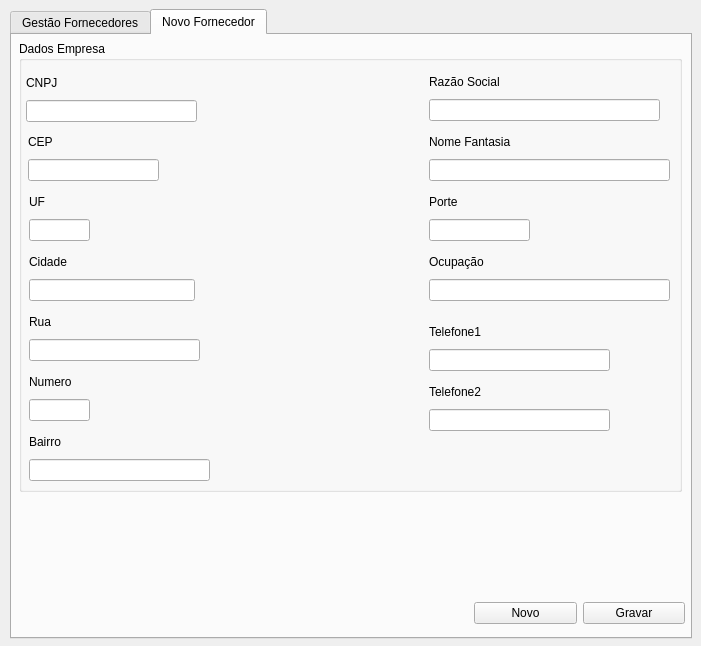
The window that frm_gestaofornecedores.ui (ustop0/TCC) describes before a commit, drawn with Qt 5.
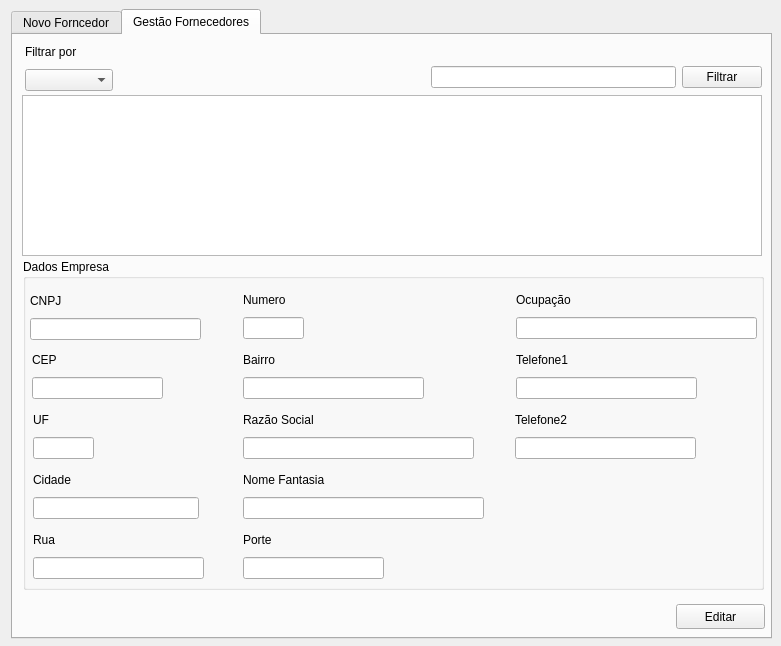
The same window after the commit. The open tabs and pages were chosen to show the change.

Commit message:
Modificação no gestão dos clientes e começo do desenvolvimento da tela de fornecedores
Foi modificada a forma de mostrar os clientes na tela de gestão, porém ainda continua com diversos problemas.
Inicio do desenvolvimento de tela de fornecedores

The edit to the form file:
```diff
--- a/frm_gestaofornecedores.ui
+++ b/frm_gestaofornecedores.ui
@@ -6,7 +6,7 @@
    <rect>
     <x>0</x>
     <y>0</y>
-    <width>701</width>
+    <width>781</width>
     <height>646</height>
    </rect>
   </property>
@@ -16,9 +16,9 @@
   <widget class="QTabWidget" name="tabWidget">
    <property name="geometry">
     <rect>
-     <x>10</x>
+     <x>11</x>
      <y>9</y>
-     <width>682</width>
+     <width>761</width>
      <height>630</height>
     </rect>
    </property>
@@ -27,119 +27,21 @@
    </property>
    <widget class="QWidget" name="tab">
     <attribute name="title">
-     <string>Gestão Fornecedores</string>
+     <string>Novo Forncedor</string>
     </attribute>
-    <widget class="QTableWidget" name="tw_ge_listarFornecedores">
-     <property name="geometry">
-      <rect>
-       <x>9</x>
-       <y>80</y>
-       <width>661</width>
-       <height>481</height>
-      </rect>
-     </property>
-    </widget>
-    <widget class="QPushButton" name="btn_ge_editar">
-     <property name="geometry">
-      <rect>
-       <x>580</x>
-       <y>570</y>
-       <width>89</width>
-       <height>25</height>
-      </rect>
-     </property>
-     <property name="text">
-      <string>Editar</string>
-     </property>
-    </widget>
-    <widget class="QWidget" name="layoutWidget">
-     <property name="geometry">
-      <rect>
-       <x>230</x>
-       <y>23</y>
-       <width>88</width>
-       <height>50</height>
-      </rect>
-     </property>
-     <layout class="QVBoxLayout" name="verticalLayout">
-      <item>
-       <widget class="QLabel" name="label">
-        <property name="text">
-         <string>Filtrar por</string>
-        </property>
-       </widget>
-      </item>
-      <item>
-       <widget class="QComboBox" name="cb_filtro"/>
-      </item>
-     </layout>
-    </widget>
-    <widget class="QWidget" name="layoutWidget">
-     <property name="geometry">
-      <rect>
-       <x>340</x>
-       <y>47</y>
-       <width>331</width>
-       <height>27</height>
-      </rect>
-     </property>
-     <layout class="QHBoxLayout" name="horizontalLayout">
-      <item>
-       <widget class="QLineEdit" name="txt_ge_filtrar"/>
-      </item>
-      <item>
-       <widget class="QPushButton" name="btn_ge_filtrar">
-        <property name="text">
-         <string>Filtrar</string>
-        </property>
-       </widget>
-      </item>
-     </layout>
-    </widget>
-   </widget>
-   <widget class="QWidget" name="tab_2">
-    <attribute name="title">
-     <string>Novo Fornecedor</string>
-    </attribute>
-    <widget class="QWidget" name="layoutWidget_2">
-     <property name="geometry">
-      <rect>
-       <x>462</x>
-       <y>565</y>
-       <width>211</width>
-       <height>27</height>
-      </rect>
-     </property>
-     <layout class="QHBoxLayout" name="horizontalLayout_7">
-      <item>
-       <widget class="QPushButton" name="btn_nv_novo">
-        <property name="text">
-         <string>Novo</string>
-        </property>
-       </widget>
-      </item>
-      <item>
-       <widget class="QPushButton" name="btn_nv_gravar">
-        <property name="text">
-         <string>Gravar</string>
-        </property>
-       </widget>
-      </item>
-     </layout>
-    </widget>
     <widget class="QGroupBox" name="groupBox">
      <property name="geometry">
       <rect>
-       <x>7</x>
-       <y>6</y>
-       <width>663</width>
-       <height>451</height>
+       <x>8</x>
+       <y>10</y>
+       <width>741</width>
+       <height>331</height>
       </rect>
      </property>
      <property name="title">
       <string>Dados Empresa</string>
      </property>
-     <widget class="QWidget" name="layoutWidget">
+     <widget class="QWidget" name="layoutWidget_3">
       <property name="geometry">
        <rect>
         <x>7</x>
@@ -161,11 +63,11 @@
        </item>
       </layout>
      </widget>
-     <widget class="QWidget" name="layoutWidget">
+     <widget class="QWidget" name="layoutWidget_4">
       <property name="geometry">
        <rect>
-        <x>10</x>
-        <y>330</y>
+        <x>220</x>
+        <y>30</y>
         <width>61</width>
         <height>50</height>
        </rect>
@@ -183,7 +85,7 @@
        </item>
       </layout>
      </widget>
-     <widget class="QWidget" name="layoutWidget">
+     <widget class="QWidget" name="layoutWidget_5">
       <property name="geometry">
        <rect>
         <x>10</x>
@@ -205,7 +107,7 @@
        </item>
       </layout>
      </widget>
-     <widget class="QWidget" name="layoutWidget">
+     <widget class="QWidget" name="layoutWidget_6">
       <property name="geometry">
        <rect>
         <x>10</x>
@@ -227,12 +129,12 @@
        </item>
       </layout>
      </widget>
-     <widget class="QWidget" name="layoutWidget">
+     <widget class="QWidget" name="layoutWidget_7">
       <property name="geometry">
        <rect>
-        <x>410</x>
-        <y>150</y>
-        <width>101</width>
+        <x>220</x>
+        <y>270</y>
+        <width>141</width>
         <height>50</height>
        </rect>
       </property>
@@ -249,11 +151,11 @@
        </item>
       </layout>
      </widget>
-     <widget class="QWidget" name="layoutWidget">
+     <widget class="QWidget" name="layoutWidget_8">
       <property name="geometry">
        <rect>
-        <x>410</x>
-        <y>210</y>
+        <x>493</x>
+        <y>30</y>
         <width>241</width>
         <height>50</height>
        </rect>
@@ -271,7 +173,7 @@
        </item>
       </layout>
      </widget>
-     <widget class="QWidget" name="layoutWidget">
+     <widget class="QWidget" name="layoutWidget_9">
       <property name="geometry">
        <rect>
         <x>10</x>
@@ -293,11 +195,11 @@
        </item>
       </layout>
      </widget>
-     <widget class="QWidget" name="layoutWidget">
+     <widget class="QWidget" name="layoutWidget_10">
       <property name="geometry">
        <rect>
-        <x>10</x>
-        <y>390</y>
+        <x>220</x>
+        <y>90</y>
         <width>181</width>
         <height>50</height>
        </rect>
@@ -315,7 +217,7 @@
        </item>
       </layout>
      </widget>
-     <widget class="QWidget" name="layoutWidget">
+     <widget class="QWidget" name="layoutWidget_11">
       <property name="geometry">
        <rect>
         <x>9</x>
@@ -337,11 +239,11 @@
        </item>
       </layout>
      </widget>
-     <widget class="QWidget" name="layoutWidget">
+     <widget class="QWidget" name="layoutWidget_12">
       <property name="geometry">
        <rect>
-        <x>410</x>
-        <y>30</y>
+        <x>220</x>
+        <y>150</y>
         <width>231</width>
         <height>50</height>
        </rect>
@@ -359,11 +261,11 @@
        </item>
       </layout>
      </widget>
-     <widget class="QWidget" name="layoutWidget">
+     <widget class="QWidget" name="layoutWidget_13">
       <property name="geometry">
        <rect>
-        <x>410</x>
-        <y>90</y>
+        <x>220</x>
+        <y>210</y>
         <width>241</width>
         <height>50</height>
        </rect>
@@ -381,11 +283,11 @@
        </item>
       </layout>
      </widget>
-     <widget class="QWidget" name="layoutWidget">
+     <widget class="QWidget" name="layoutWidget_14">
       <property name="geometry">
        <rect>
-        <x>410</x>
-        <y>280</y>
+        <x>493</x>
+        <y>90</y>
         <width>181</width>
         <height>50</height>
        </rect>
@@ -403,11 +305,11 @@
        </item>
       </layout>
      </widget>
-     <widget class="QWidget" name="layoutWidget">
+     <widget class="QWidget" name="layoutWidget_15">
       <property name="geometry">
        <rect>
-        <x>410</x>
-        <y>340</y>
+        <x>492</x>
+        <y>150</y>
         <width>181</width>
         <height>50</height>
        </rect>
@@ -426,8 +328,403 @@
       </layout>
      </widget>
     </widget>
-    <zorder>groupBox</zorder>
-    <zorder>layoutWidget_2</zorder>
+    <widget class="QWidget" name="layoutWidget_2">
+     <property name="geometry">
+      <rect>
+       <x>542</x>
+       <y>566</y>
+       <width>211</width>
+       <height>27</height>
+      </rect>
+     </property>
+     <layout class="QHBoxLayout" name="horizontalLayout_7">
+      <item>
+       <widget class="QPushButton" name="btn_nv_novo">
+        <property name="text">
+         <string>Novo</string>
+        </property>
+       </widget>
+      </item>
+      <item>
+       <widget class="QPushButton" name="btn_nv_salvar">
+        <property name="text">
+         <string>Salvar</string>
+        </property>
+       </widget>
+      </item>
+     </layout>
+    </widget>
+   </widget>
+   <widget class="QWidget" name="tab_2">
+    <attribute name="title">
+     <string>Gestão Fornecedores</string>
+    </attribute>
+    <widget class="QWidget" name="layoutWidget_16">
+     <property name="geometry">
+      <rect>
+       <x>12</x>
+       <y>6</y>
+       <width>88</width>
+       <height>50</height>
+      </rect>
+     </property>
+     <layout class="QVBoxLayout" name="verticalLayout">
+      <item>
+       <widget class="QLabel" name="label">
+        <property name="text">
+         <string>Filtrar por</string>
+        </property>
+       </widget>
+      </item>
+      <item>
+       <widget class="QComboBox" name="cb_filtro"/>
+      </item>
+     </layout>
+    </widget>
+    <widget class="QWidget" name="layoutWidget_17">
+     <property name="geometry">
+      <rect>
+       <x>418</x>
+       <y>29</y>
+       <width>331</width>
+       <height>27</height>
+      </rect>
+     </property>
+     <layout class="QHBoxLayout" name="horizontalLayout">
+      <item>
+       <widget class="QLineEdit" name="txt_ge_filtrar"/>
+      </item>
+      <item>
+       <widget class="QPushButton" name="btn_ge_filtrar">
+        <property name="text">
+         <string>Filtrar</string>
+        </property>
+       </widget>
+      </item>
+     </layout>
+    </widget>
+    <widget class="QTableWidget" name="tw_ge_listarFornecedores">
+     <property name="geometry">
+      <rect>
+       <x>9</x>
+       <y>60</y>
+       <width>740</width>
+       <height>161</height>
+      </rect>
+     </property>
+    </widget>
+    <widget class="QPushButton" name="btn_ge_editar">
+     <property name="geometry">
+      <rect>
+       <x>663</x>
+       <y>569</y>
+       <width>89</width>
+       <height>25</height>
+      </rect>
+     </property>
+     <property name="text">
+      <string>Editar</string>
+     </property>
+    </widget>
+    <widget class="QGroupBox" name="groupBox_2">
+     <property name="geometry">
+      <rect>
+       <x>10</x>
+       <y>224</y>
+       <width>741</width>
+       <height>331</height>
+      </rect>
+     </property>
+     <property name="title">
+      <string>Dados Empresa</string>
+     </property>
+     <widget class="QWidget" name="layoutWidget_31">
+      <property name="geometry">
+       <rect>
+        <x>7</x>
+        <y>31</y>
+        <width>171</width>
+        <height>50</height>
+       </rect>
+      </property>
+      <layout class="QVBoxLayout" name="verticalLayout_29">
+       <item>
+        <widget class="QLabel" name="label_28">
+         <property name="text">
+          <string>CNPJ</string>
+         </property>
+        </widget>
+       </item>
+       <item>
+        <widget class="QLineEdit" name="txt_ge_cnpj"/>
+       </item>
+      </layout>
+     </widget>
+     <widget class="QWidget" name="layoutWidget_32">
+      <property name="geometry">
+       <rect>
+        <x>220</x>
+        <y>30</y>
+        <width>61</width>
+        <height>50</height>
+       </rect>
+      </property>
+      <layout class="QVBoxLayout" name="verticalLayout_30">
+       <item>
+        <widget class="QLabel" name="label_29">
+         <property name="text">
+          <string>Numero</string>
+         </property>
+        </widget>
+       </item>
+       <item>
+        <widget class="QLineEdit" name="txt_ge_numeroRua"/>
+       </item>
+      </layout>
+     </widget>
+     <widget class="QWidget" name="layoutWidget_33">
+      <property name="geometry">
+       <rect>
+        <x>10</x>
+        <y>150</y>
+        <width>61</width>
+        <height>50</height>
+       </rect>
+      </property>
+      <layout class="QVBoxLayout" name="verticalLayout_31">
+       <item>
+        <widget class="QLabel" name="label_30">
+         <property name="text">
+          <string>UF</string>
+         </property>
+        </widget>
+       </item>
+       <item>
+        <widget class="QLineEdit" name="txt_ge_uf"/>
+       </item>
+      </layout>
+     </widget>
+     <widget class="QWidget" name="layoutWidget_34">
+      <property name="geometry">
+       <rect>
+        <x>10</x>
+        <y>210</y>
+        <width>166</width>
+        <height>50</height>
+       </rect>
+      </property>
+      <layout class="QVBoxLayout" name="verticalLayout_32">
+       <item>
+        <widget class="QLabel" name="label_31">
+         <property name="text">
+          <string>Cidade</string>
+         </property>
+        </widget>
+       </item>
+       <item>
+        <widget class="QLineEdit" name="txt_ge_cidade"/>
+       </item>
+      </layout>
+     </widget>
+     <widget class="QWidget" name="layoutWidget_35">
+      <property name="geometry">
+       <rect>
+        <x>220</x>
+        <y>270</y>
+        <width>141</width>
+        <height>50</height>
+       </rect>
+      </property>
+      <layout class="QVBoxLayout" name="verticalLayout_33">
+       <item>
+        <widget class="QLabel" name="label_32">
+         <property name="text">
+          <string>Porte</string>
+         </property>
+        </widget>
+       </item>
+       <item>
+        <widget class="QLineEdit" name="txt_ge_novoPorte"/>
+       </item>
+      </layout>
+     </widget>
+     <widget class="QWidget" name="layoutWidget_36">
+      <property name="geometry">
+       <rect>
+        <x>493</x>
+        <y>30</y>
+        <width>241</width>
+        <height>50</height>
+       </rect>
+      </property>
+      <layout class="QVBoxLayout" name="verticalLayout_34">
+       <item>
+        <widget class="QLabel" name="label_33">
+         <property name="text">
+          <string>Ocupação</string>
+         </property>
+        </widget>
+       </item>
+       <item>
+        <widget class="QLineEdit" name="txt_ge_ocupacao"/>
+       </item>
+      </layout>
+     </widget>
+     <widget class="QWidget" name="layoutWidget_37">
+      <property name="geometry">
+       <rect>
+        <x>10</x>
+        <y>270</y>
+        <width>171</width>
+        <height>50</height>
+       </rect>
+      </property>
+      <layout class="QVBoxLayout" name="verticalLayout_35">
+       <item>
+        <widget class="QLabel" name="label_34">
+         <property name="text">
+          <string>Rua</string>
+         </property>
+        </widget>
+       </item>
+       <item>
+        <widget class="QLineEdit" name="txt_ge_rua"/>
+       </item>
+      </layout>
+     </widget>
+     <widget class="QWidget" name="layoutWidget_38">
+      <property name="geometry">
+       <rect>
+        <x>220</x>
+        <y>90</y>
+        <width>181</width>
+        <height>50</height>
+       </rect>
+      </property>
+      <layout class="QVBoxLayout" name="verticalLayout_36">
+       <item>
+        <widget class="QLabel" name="label_35">
+         <property name="text">
+          <string>Bairro</string>
+         </property>
+        </widget>
+       </item>
+       <item>
+        <widget class="QLineEdit" name="txt_ge_bairro"/>
+       </item>
+      </layout>
+     </widget>
+     <widget class="QWidget" name="layoutWidget_39">
+      <property name="geometry">
+       <rect>
+        <x>9</x>
+        <y>90</y>
+        <width>131</width>
+        <height>50</height>
+       </rect>
+      </property>
+      <layout class="QVBoxLayout" name="verticalLayout_37">
+       <item>
+        <widget class="QLabel" name="label_36">
+         <property name="text">
+          <string>CEP</string>
+         </property>
+        </widget>
+       </item>
+       <item>
+        <widget class="QLineEdit" name="txt_ge_cep"/>
+       </item>
+      </layout>
+     </widget>
+     <widget class="QWidget" name="layoutWidget_40">
+      <property name="geometry">
+       <rect>
+        <x>220</x>
+        <y>150</y>
+        <width>231</width>
+        <height>50</height>
+       </rect>
+      </property>
+      <layout class="QVBoxLayout" name="verticalLayout_38">
+       <item>
+        <widget class="QLabel" name="label_37">
+         <property name="text">
+          <string>Razão Social</string>
+         </property>
+        </widget>
+       </item>
+       <item>
+        <widget class="QLineEdit" name="txt_ge_razaoSocial"/>
+       </item>
+      </layout>
+     </widget>
+     <widget class="QWidget" name="layoutWidget_41">
+      <property name="geometry">
+       <rect>
+        <x>220</x>
+        <y>210</y>
+        <width>241</width>
+        <height>50</height>
+       </rect>
+      </property>
+      <layout class="QVBoxLayout" name="verticalLayout_39">
+       <item>
+        <widget class="QLabel" name="label_38">
+         <property name="text">
+          <string>Nome Fantasia</string>
+         </property>
+        </widget>
+       </item>
+       <item>
+        <widget class="QLineEdit" name="txt_ge_nomeFantasia"/>
+       </item>
+      </layout>
+     </widget>
+     <widget class="QWidget" name="layoutWidget_42">
+      <property name="geometry">
+       <rect>
+        <x>493</x>
+        <y>90</y>
+        <width>181</width>
+        <height>50</height>
+       </rect>
+      </property>
+      <layout class="QVBoxLayout" name="verticalLayout_40">
+       <item>
+        <widget class="QLabel" name="label_39">
+         <property name="text">
+          <string>Telefone1</string>
+         </property>
+        </widget>
+       </item>
+       <item>
+        <widget class="QLineEdit" name="txt_ge_tel1"/>
+       </item>
+      </layout>
+     </widget>
+     <widget class="QWidget" name="layoutWidget_43">
+      <property name="geometry">
+       <rect>
+        <x>492</x>
+        <y>150</y>
+        <width>181</width>
+        <height>50</height>
+       </rect>
+      </property>
+      <layout class="QVBoxLayout" name="verticalLayout_41">
+       <item>
+        <widget class="QLabel" name="label_40">
+         <property name="text">
+          <string>Telefone2</string>
+         </property>
+        </widget>
+       </item>
+       <item>
+        <widget class="QLineEdit" name="txt_ge_tel2"/>
+       </item>
+      </layout>
+     </widget>
+    </widget>
    </widget>
   </widget>
   <widget class="QWidget" name="layoutWidget">
```
Left out of the diff: 10 changed lines with no effect on the pictures. The commit also changes 12 other files.
